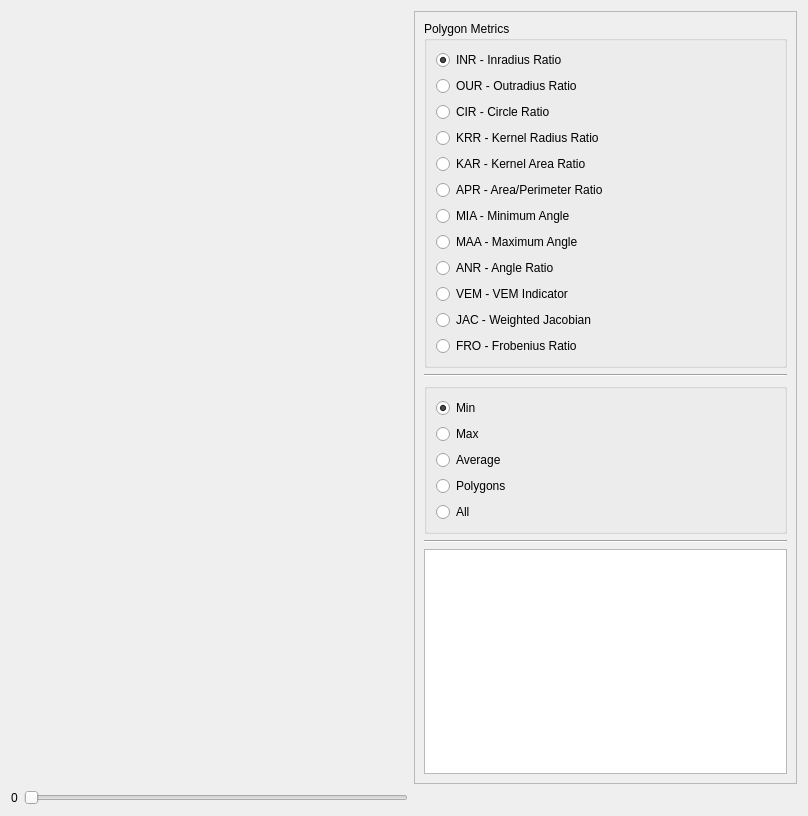
Before: the Qt Designer form src/meshmetricsgraphicwidget.ui in DanielaCabiddu/PEMesh.2, drawn with Qt 5.
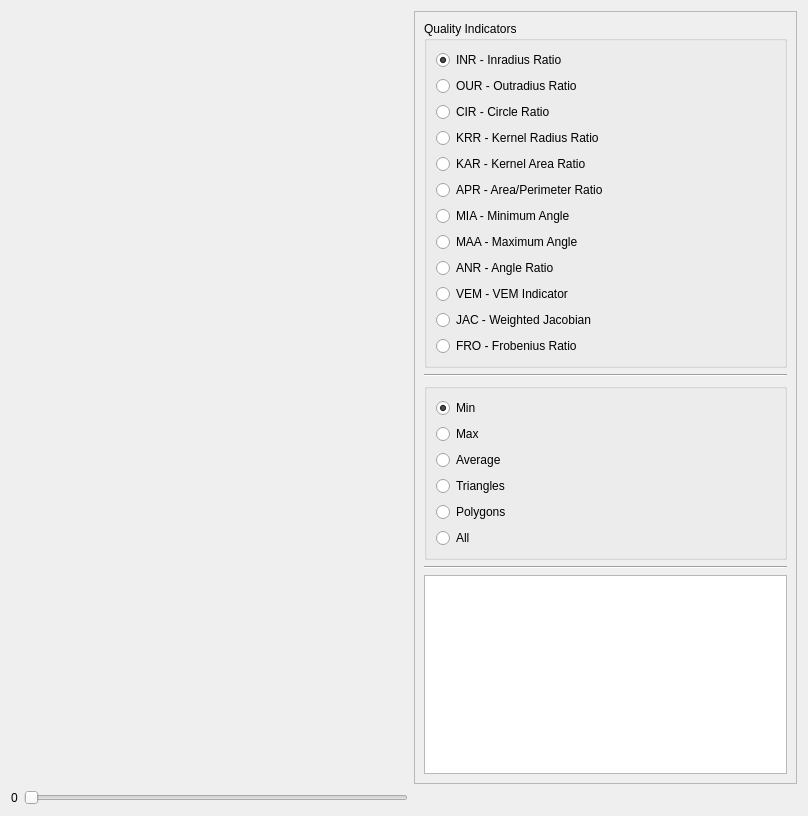
After: the same form once the commit is applied. Custom widgets are drawn as their Qt base class.

```diff
--- a/src/meshmetricsgraphicwidget.ui
+++ b/src/meshmetricsgraphicwidget.ui
@@ -45,7 +45,7 @@
       <item>
        <widget class="QGroupBox" name="groupBox">
         <property name="title">
-         <string>Polygon Metrics</string>
+         <string>Quality Indicators</string>
         </property>
         <layout class="QVBoxLayout" name="verticalLayout_4">
          <item>
@@ -175,6 +175,13 @@
            </property>
           </widget>
          </item>
+         <item>
+          <widget class="QRadioButton" name="tri_rb">
+           <property name="text">
+            <string>Triangles</string>
+           </property>
+          </widget>
+         </item>
          <item>
           <widget class="QRadioButton" name="poly_rb">
            <property name="text">
```
